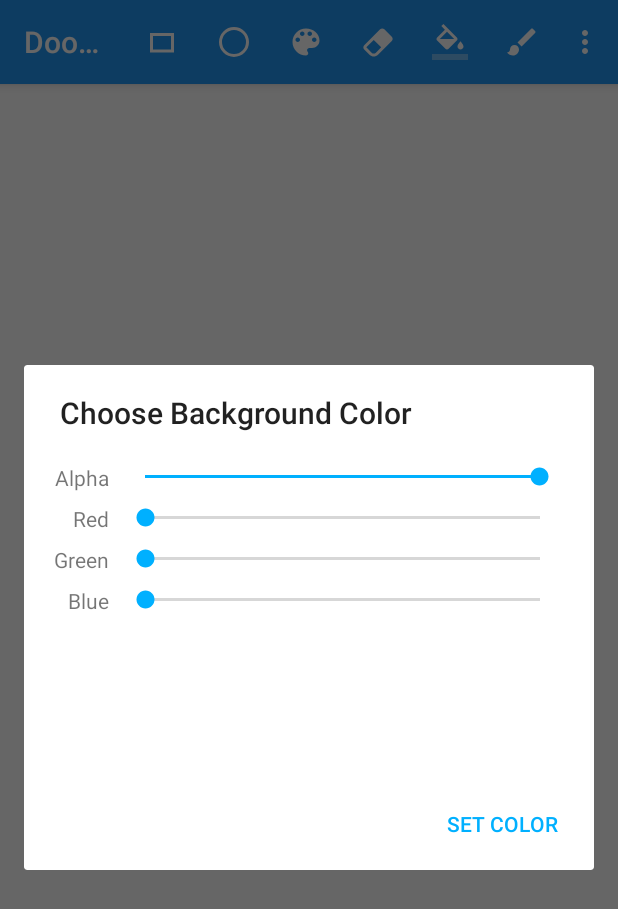
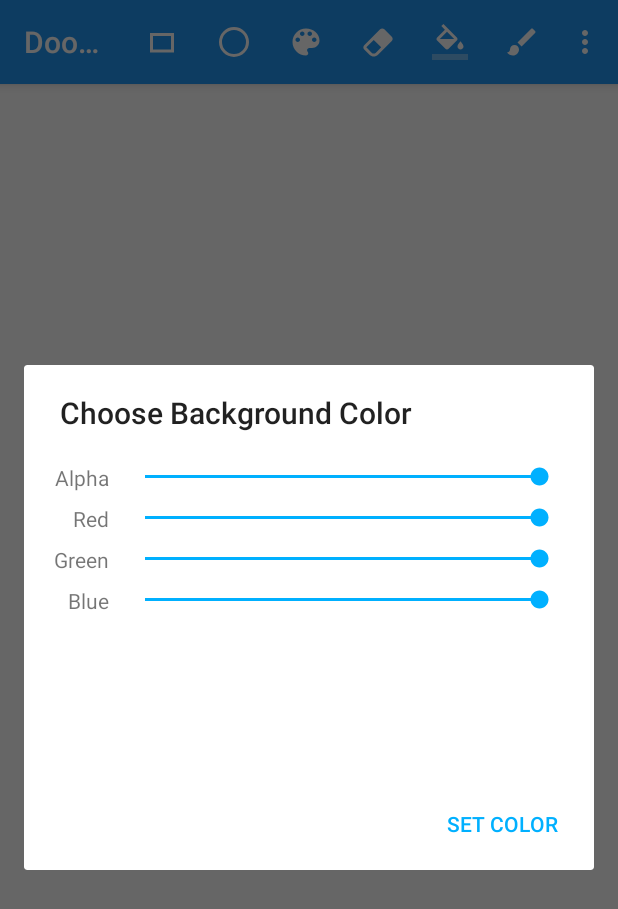
Before and after one commit to henritoi/Doodlz, an Android app: the screen it shows after launch (MainActivity), after a tap on "Print", on a phone screen of 412 x 824 dp. Shown: the top 909 px of the screen. Run offline under Robolectric (Android 15) with nearby library versions, the phone set to English and light mode, and no system bars.

Commit message:
added bgcolor get method to doodleview

```diff
--- a/app/src/main/java/com/example/doodlz/BackgroundColorDialogFragment.java
+++ b/app/src/main/java/com/example/doodlz/BackgroundColorDialogFragment.java
@@ -45,7 +45,7 @@ public class BackgroundColorDialogFragment extends DialogFragment {
         bgBlueSeekBar.setOnSeekBarChangeListener(colorChangedListener);
 
         final DoodleView doodleView = getDoodleFragment().getDoodleView();
-        color = doodleView.getDrawingColor();
+        color = doodleView.getBackgroundColor();
         bgAlphaSeekBar.setProgress(Color.alpha(color));
         bgRedSeekBar.setProgress(Color.red(color));
         bgGreenSeekBar.setProgress(Color.green(color));
--- a/app/src/main/java/com/example/doodlz/DoodleView.java
+++ b/app/src/main/java/com/example/doodlz/DoodleView.java
@@ -79,6 +79,10 @@ public class DoodleView extends View {
         bitmap.eraseColor(color);
         backgroundColor = color;
         invalidate();
+    }
+
+    public int getBackgroundColor() {
+        return backgroundColor;
     }
 
     public void setDrawingColor(int color) {
```
